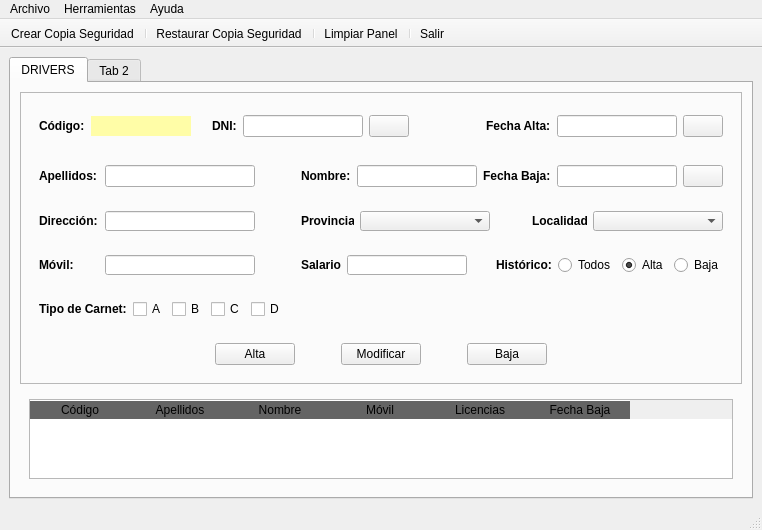
The window that TEMA1/templates/MainWindow.ui (braisdp6/2DAM_DI) describes before a commit, drawn with Qt 5.
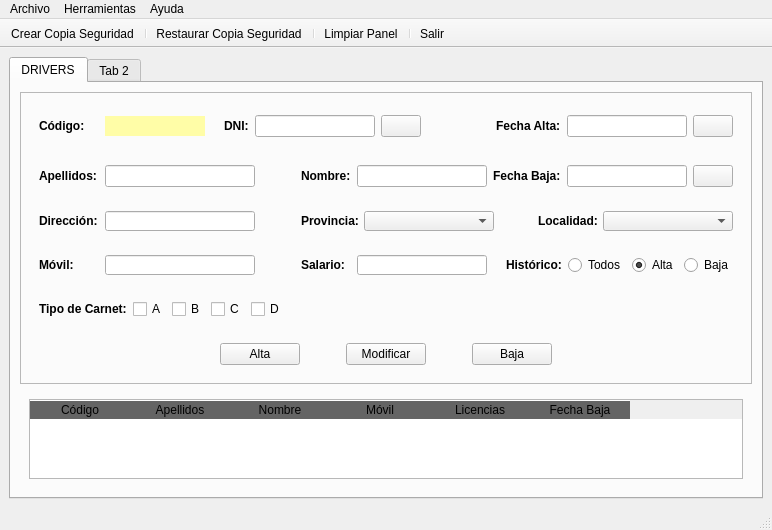
The same window after the commit. Icons and pictures are not drawn.

```diff
--- a/TEMA1/templates/MainWindow.ui
+++ b/TEMA1/templates/MainWindow.ui
@@ -6,7 +6,7 @@
    <rect>
     <x>0</x>
     <y>0</y>
-    <width>752</width>
+    <width>766</width>
     <height>530</height>
    </rect>
   </property>
@@ -87,6 +87,12 @@
                <layout class="QHBoxLayout" name="horizontalLayout">
                 <item>
                  <widget class="QLabel" name="lblCod">
+                  <property name="minimumSize">
+                   <size>
+                    <width>60</width>
+                    <height>0</height>
+                   </size>
+                  </property>
                   <property name="font">
                    <font>
                     <family>Segoe UI</family>
@@ -256,6 +262,12 @@
                     <height>20</height>
                    </size>
                   </property>
+                  <property name="maximumSize">
+                   <size>
+                    <width>120</width>
+                    <height>16777215</height>
+                   </size>
+                  </property>
                  </widget>
                 </item>
                 <item>
@@ -354,10 +366,16 @@
                  <widget class="QLineEdit" name="txtNombre">
                   <property name="minimumSize">
                    <size>
-                    <width>120</width>
+                    <width>130</width>
                     <height>20</height>
                    </size>
                   </property>
+                  <property name="maximumSize">
+                   <size>
+                    <width>130</width>
+                    <height>16777215</height>
+                   </size>
+                  </property>
                  </widget>
                 </item>
                 <item>
@@ -404,6 +422,12 @@
                     <height>20</height>
                    </size>
                   </property>
+                  <property name="maximumSize">
+                   <size>
+                    <width>120</width>
+                    <height>16777215</height>
+                   </size>
+                  </property>
                  </widget>
                 </item>
                 <item>
@@ -517,7 +541,7 @@
                   </property>
                   <property name="maximumSize">
                    <size>
-                    <width>16777215</width>
+                    <width>130</width>
                     <height>20</height>
                    </size>
                   </property>
@@ -662,7 +686,7 @@
                  <widget class="QLabel" name="lblSalario">
                   <property name="minimumSize">
                    <size>
-                    <width>40</width>
+                    <width>50</width>
                     <height>20</height>
                    </size>
                   </property>
@@ -691,10 +715,16 @@
                  <widget class="QLineEdit" name="txtSalario">
                   <property name="minimumSize">
                    <size>
-                    <width>120</width>
+                    <width>130</width>
                     <height>20</height>
                    </size>
                   </property>
+                  <property name="maximumSize">
+                   <size>
+                    <width>130</width>
+                    <height>16777215</height>
+                   </size>
+                  </property>
                   <property name="alignment">
                    <set>Qt::AlignRight|Qt::AlignTrailing|Qt::AlignVCenter</set>
                   </property>
@@ -1093,7 +1123,7 @@
     <rect>
      <x>0</x>
      <y>0</y>
-     <width>752</width>
+     <width>766</width>
      <height>21</height>
     </rect>
    </property>
```
Left out of the diff: 6 changed lines with no effect on the pictures.
